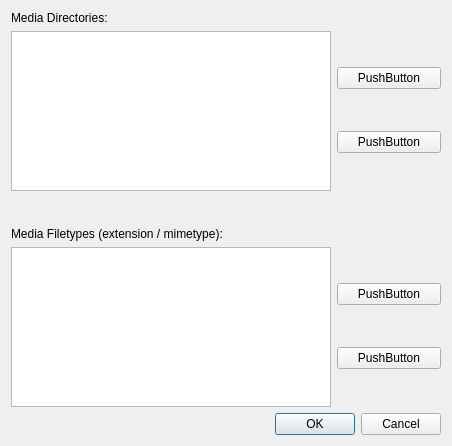
The window that stacer/Pages/SystemCleaner/system_cleaner_md_dialog.ui (oguzhaninan/Stacer) describes before a commit, drawn with Qt 5.
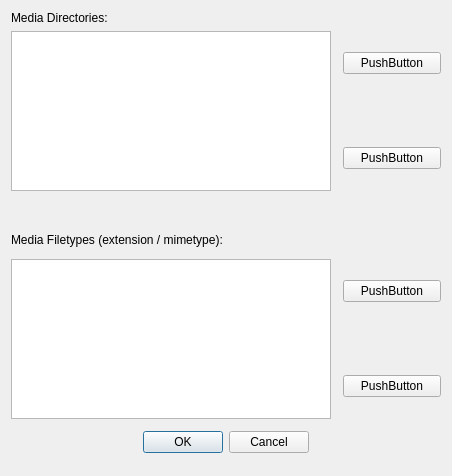
The same window after the commit.

Commit message: style dialog box

The edit to the form file:
```diff
--- a/stacer/Pages/SystemCleaner/system_cleaner_md_dialog.ui
+++ b/stacer/Pages/SystemCleaner/system_cleaner_md_dialog.ui
@@ -7,12 +7,15 @@
     <x>0</x>
     <y>0</y>
     <width>452</width>
-    <height>443</height>
+    <height>463</height>
    </rect>
   </property>
   <property name="windowTitle">
    <string>Add Media Directories...</string>
   </property>
+  <property name="styleSheet">
+   <string notr="true"/>
+  </property>
   <layout class="QVBoxLayout" name="verticalLayout_3">
    <item>
     <widget class="QLabel" name="lblMediaDirectories">
@@ -23,6 +26,12 @@
    </item>
    <item>
     <layout class="QVBoxLayout" name="verticalLayout_2">
+     <property name="spacing">
+      <number>12</number>
+     </property>
+     <property name="bottomMargin">
+      <number>12</number>
+     </property>
      <item>
       <layout class="QHBoxLayout" name="horizontalLayout">
        <property name="sizeConstraint">
@@ -63,13 +72,41 @@
         <layout class="QVBoxLayout" name="verticalLayout_4">
          <item>
           <widget class="QPushButton" name="btnAddDirectory">
+           <property name="cursor">
+            <cursorShape>PointingHandCursor</cursorShape>
+           </property>
+           <property name="styleSheet">
+            <string notr="true"/>
+           </property>
            <property name="text">
             <string>PushButton</string>
            </property>
           </widget>
          </item>
+         <item>
+          <spacer name="verticalSpacer_2">
+           <property name="orientation">
+            <enum>Qt::Vertical</enum>
+           </property>
+           <property name="sizeType">
+            <enum>QSizePolicy::Maximum</enum>
+           </property>
+           <property name="sizeHint" stdset="0">
+            <size>
+             <width>20</width>
+             <height>40</height>
+            </size>
+           </property>
+          </spacer>
+         </item>
          <item>
           <widget class="QPushButton" name="btnRemoveDirectory">
+           <property name="cursor">
+            <cursorShape>PointingHandCursor</cursorShape>
+           </property>
+           <property name="styleSheet">
+            <string notr="true"/>
+           </property>
            <property name="text">
             <string>PushButton</string>
            </property>
@@ -97,6 +134,9 @@
      </item>
      <item>
       <widget class="QLabel" name="lblMediaFiletypes">
+       <property name="styleSheet">
+        <string notr="true"/>
+       </property>
        <property name="text">
         <string>Media Filetypes (extension / mimetype):</string>
        </property>
@@ -124,19 +164,50 @@
            <height>200</height>
           </size>
          </property>
+         <property name="styleSheet">
+          <string notr="true"/>
+         </property>
         </widget>
        </item>
        <item>
         <layout class="QVBoxLayout" name="verticalLayout_5">
          <item>
           <widget class="QPushButton" name="btnAddFiletypes">
+           <property name="cursor">
+            <cursorShape>PointingHandCursor</cursorShape>
+           </property>
+           <property name="styleSheet">
+            <string notr="true"/>
+           </property>
            <property name="text">
             <string>PushButton</string>
            </property>
           </widget>
          </item>
+         <item>
+          <spacer name="verticalSpacer_3">
+           <property name="orientation">
+            <enum>Qt::Vertical</enum>
+           </property>
+           <property name="sizeType">
+            <enum>QSizePolicy::Maximum</enum>
+           </property>
+           <property name="sizeHint" stdset="0">
+            <size>
+             <width>20</width>
+             <height>40</height>
+            </size>
+           </property>
+          </spacer>
+         </item>
          <item>
           <widget class="QPushButton" name="btnRemoveFiletypes">
+           <property name="cursor">
+            <cursorShape>PointingHandCursor</cursorShape>
+           </property>
+           <property name="styleSheet">
+            <string notr="true"/>
+           </property>
            <property name="text">
             <string>PushButton</string>
            </property>
@@ -146,8 +217,20 @@
        </item>
       </layout>
      </item>
-     <item>
+     <item alignment="Qt::AlignHCenter|Qt::AlignBottom">
       <widget class="QDialogButtonBox" name="buttonBoxDialog">
+       <property name="sizePolicy">
+        <sizepolicy hsizetype="Expanding" vsizetype="Fixed">
+         <horstretch>0</horstretch>
+         <verstretch>0</verstretch>
+        </sizepolicy>
+       </property>
+       <property name="cursor">
+        <cursorShape>PointingHandCursor</cursorShape>
+       </property>
+       <property name="styleSheet">
+        <string notr="true"/>
+       </property>
        <property name="orientation">
         <enum>Qt::Horizontal</enum>
        </property>
```
Left out of the diff: 6 changed lines with no effect on the pictures. The commit also changes 5 other files.
